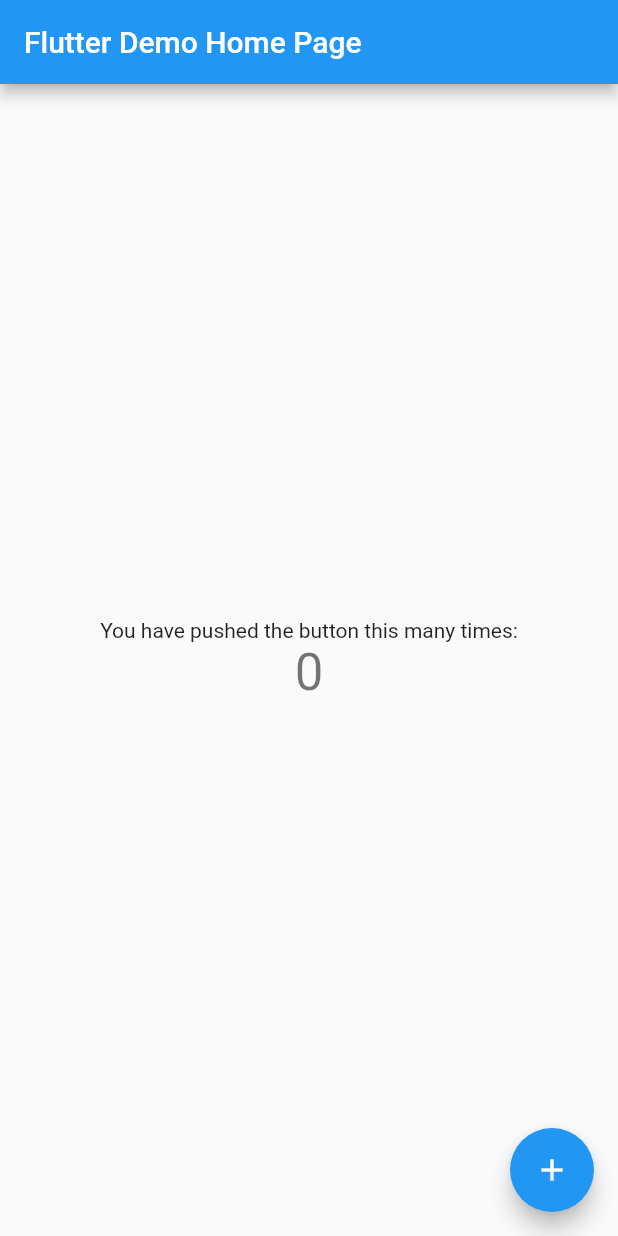
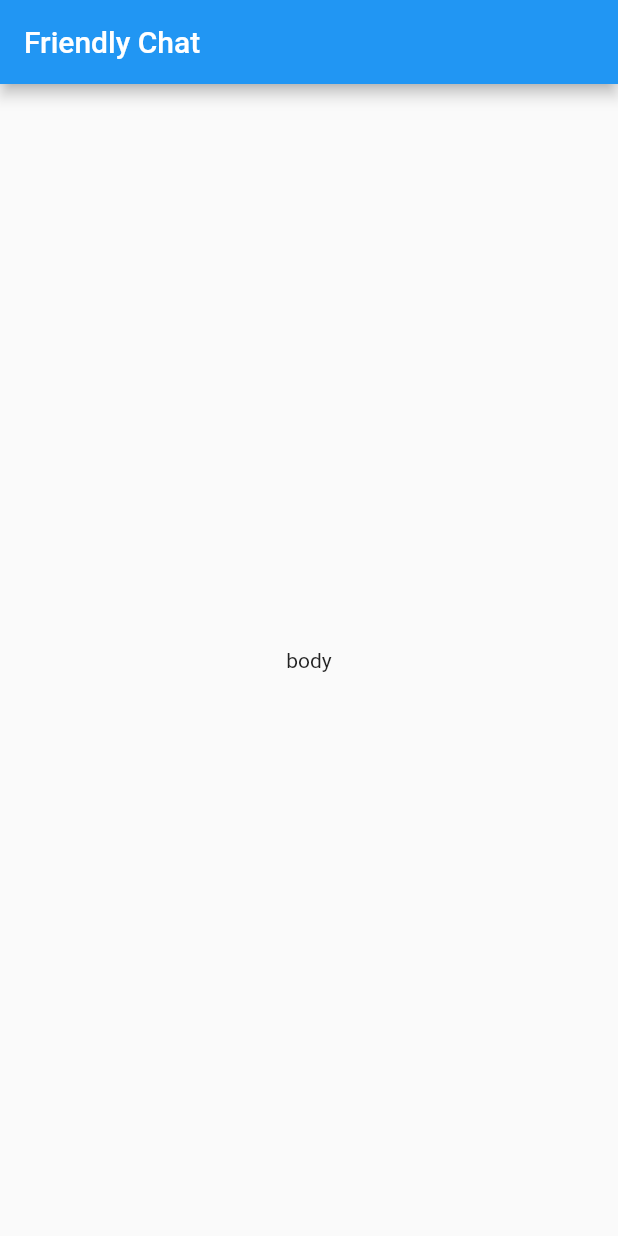
Before and after one commit to jamuc/friendlychat, a Flutter app: the screen it shows after launch, on a phone screen of 412 x 824 dp. Run offline on Flutter 3.47's test engine with Material 2 defaults, Android fonts, the phone set to English and light mode, and no system bars.

Commit message:
Add initial scaffolding for chat screen

```diff
--- a/lib/main.dart
+++ b/lib/main.dart
@@ -1,111 +1,28 @@
 import 'package:flutter/material.dart';
 
-void main() => runApp(MyApp());
+main(List<String> args) {
+  runApp(FriendlyChat());
+}
 
-class MyApp extends StatelessWidget {
-  // This widget is the root of your application.
+class FriendlyChat extends StatelessWidget {
   @override
   Widget build(BuildContext context) {
     return MaterialApp(
-      title: 'Flutter Demo',
-      theme: ThemeData(
-        // This is the theme of your application.
-        //
-        // Try running your application with "flutter run". You'll see the
-        // application has a blue toolbar. Then, without quitting the app, try
-        // changing the primarySwatch below to Colors.green and then invoke
-        // "hot reload" (press "r" in the console where you ran "flutter run",
-        // or simply save your changes to "hot reload" in a Flutter IDE).
-        // Notice that the counter didn't reset back to zero; the application
-        // is not restarted.
-        primarySwatch: Colors.blue,
-      ),
-      home: MyHomePage(title: 'Flutter Demo Home Page'),
+      title: "Friendly Chat App",
+      debugShowCheckedModeBanner: false,
+      home: ChatScreen()
     );
   }
 }
 
-class MyHomePage extends StatefulWidget {
-  MyHomePage({Key key, this.title}) : super(key: key);
-
-  // This widget is the home page of your application. It is stateful, meaning
-  // that it has a State object (defined below) that contains fields that affect
-  // how it looks.
-
-  // This class is the configuration for the state. It holds the values (in this
-  // case the title) provided by the parent (in this case the App widget) and
-  // used by the build method of the State. Fields in a Widget subclass are
-  // always marked "final".
-
-  final String title;
-
-  @override
-  _MyHomePageState createState() => _MyHomePageState();
-}
-
-class _MyHomePageState extends State<MyHomePage> {
-  int _counter = 0;
-
-  void _incrementCounter() {
-    setState(() {
-      // This call to setState tells the Flutter framework that something has
-      // changed in this State, which causes it to rerun the build method below
-      // so that the display can reflect the updated values. If we changed
-      // _counter without calling setState(), then the build method would not be
-      // called again, and so nothing would appear to happen.
-      _counter++;
-    });
-  }
-
+class ChatScreen extends StatelessWidget {
   @override
   Widget build(BuildContext context) {
-    // This method is rerun every time setState is called, for instance as done
-    // by the _incrementCounter method above.
-    //
-    // The Flutter framework has been optimized to make rerunning build methods
-    // fast, so that you can just rebuild anything that needs updating rather
-    // than having to individually change instances of widgets.
     return Scaffold(
-      appBar: AppBar(
-        // Here we take the value from the MyHomePage object that was created by
-        // the App.build method, and use it to set our appbar title.
-        title: Text(widget.title),
-      ),
-      body: Center(
-        // Center is a layout widget. It takes a single child and positions it
-        // in the middle of the parent.
-        child: Column(
-          // Column is also layout widget. It takes a list of children and
-          // arranges them vertically. By default, it sizes itself to fit its
-          // children horizontally, and tries to be as tall as its parent.
-          //
-          // Invoke "debug painting" (press "p" in the console, choose the
-          // "Toggle Debug Paint" action from the Flutter Inspector in Android
-          // Studio, or the "Toggle Debug Paint" command in Visual Studio Code)
-          // to see the wireframe for each widget.
-          //
-          // Column has various properties to control how it sizes itself and
-          // how it positions its children. Here we use mainAxisAlignment to
-          // center the children vertically; the main axis here is the vertical
-          // axis because Columns are vertical (the cross axis would be
-          // horizontal).
-          mainAxisAlignment: MainAxisAlignment.center,
-          children: <Widget>[
-            Text(
-              'You have pushed the button this many times:',
-            ),
-            Text(
-              '$_counter',
-              style: Theme.of(context).textTheme.display1,
-            ),
-          ],
+        appBar: AppBar(
+          title: Text("Friendly Chat"),
         ),
-      ),
-      floatingActionButton: FloatingActionButton(
-        onPressed: _incrementCounter,
-        tooltip: 'Increment',
-        child: Icon(Icons.add),
-      ), // This trailing comma makes auto-formatting nicer for build methods.
+        body: Center(child: Text("body"))
     );
   }
 }
```
Also changed, not shown: 1 other file.
